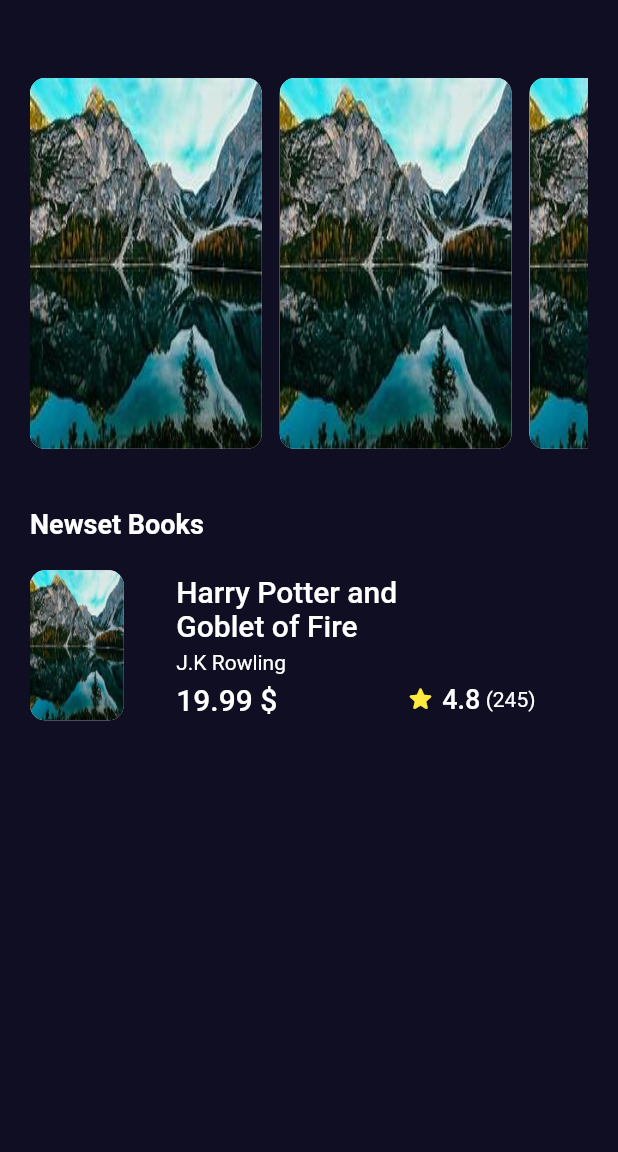
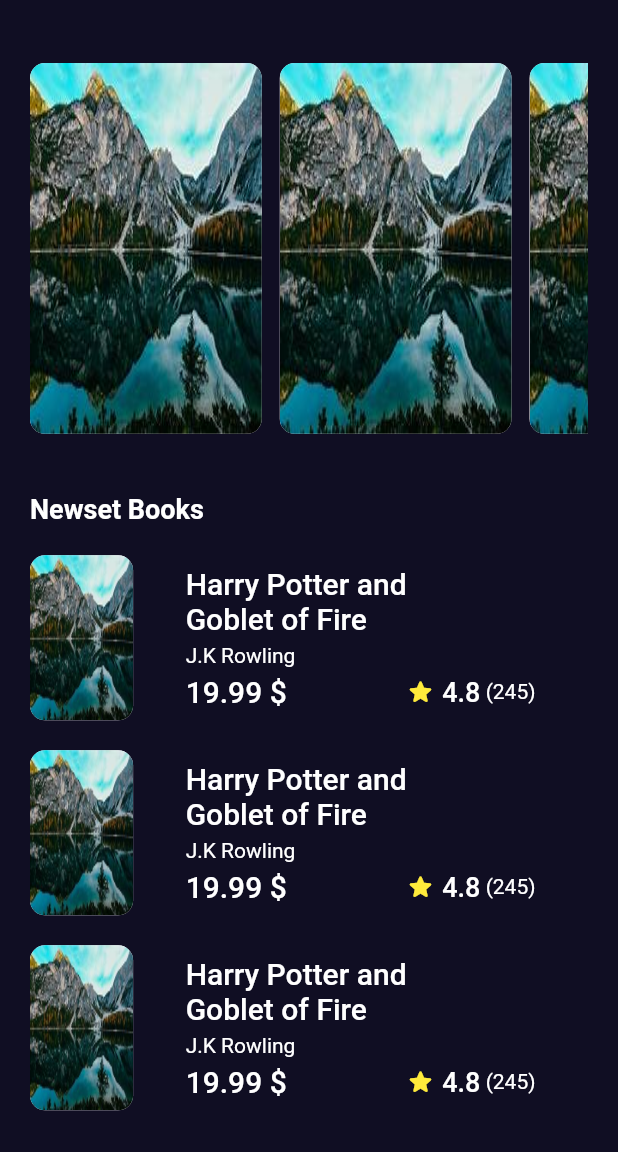
Before and after one commit to seiftarek10/Bookly-App, a Flutter app: the screen it shows after launch, on a phone screen of 412 x 824 dp, the part 84-1236 px from its top. Run offline on Flutter 3.47's test engine with Material 2 defaults, Android fonts, the phone set to English and light mode, and no system bars; our stand-ins replace go_router.

Commit message:
create New Books List View

```diff
--- a/bookly_app/lib/Features/Home/Presentation/View/Widgets/home_view_body.dart
+++ b/bookly_app/lib/Features/Home/Presentation/View/Widgets/home_view_body.dart
@@ -1,7 +1,7 @@
 import 'package:bookly_app/Core/utils/styles.dart';
 import 'package:bookly_app/Features/Home/Presentation/View/Widgets/books_list_view.dart';
 import 'package:bookly_app/Features/Home/Presentation/View/Widgets/home_view_appBar.dart';
-import 'package:bookly_app/Features/Home/Presentation/View/Widgets/new_book_item.dart';
+import 'package:bookly_app/Features/Home/Presentation/View/Widgets/new_books_list_view.dart';
 import 'package:flutter/material.dart';
 
 class HomeViewBody extends StatelessWidget {
@@ -15,12 +15,12 @@ class HomeViewBody extends StatelessWidget {
         crossAxisAlignment: CrossAxisAlignment.start,
         children: [
           const HomeViewAbbBar(),
-          const SizedBox(height: 40),
+          const SizedBox(height: 30),
           const BooksListView(),
           const SizedBox(height: 40),
           Text('Newset Books',style: Stayles.textstyle18.copyWith(fontWeight:FontWeight.bold),),
           const SizedBox(height: 20),
-          NewBookItem()
+          const NewBooksListView()
         ],
       ),
     );
--- a/bookly_app/lib/Features/Home/Presentation/View/Widgets/new_book_item.dart
+++ b/bookly_app/lib/Features/Home/Presentation/View/Widgets/new_book_item.dart
@@ -10,7 +10,7 @@ class NewBookItem extends StatelessWidget {
   Widget build(BuildContext context) {
     return const Row(
       children: [
-        BookImage(height: 100),
+        BookImage(height: 110),
         // SizedBox(width: 25),
         Expanded(
           child: Padding(
--- /dev/null
+++ b/bookly_app/lib/Features/Home/Presentation/View/Widgets/new_books_list_view.dart
@@ -0,0 +1,19 @@
+import 'package:bookly_app/Features/Home/Presentation/View/Widgets/new_book_item.dart';
+import 'package:flutter/material.dart';
+
+class NewBooksListView extends StatelessWidget {
+  const NewBooksListView({super.key});
+
+  @override
+  Widget build(BuildContext context) {
+    return Expanded(
+      child: ListView.builder(
+          itemCount: 10,
+          itemBuilder: (context, index) {
+            return const Padding(
+              padding: EdgeInsets.only(bottom: 20),
+              child:  NewBookItem());
+          }),
+    );
+  }
+}
```
